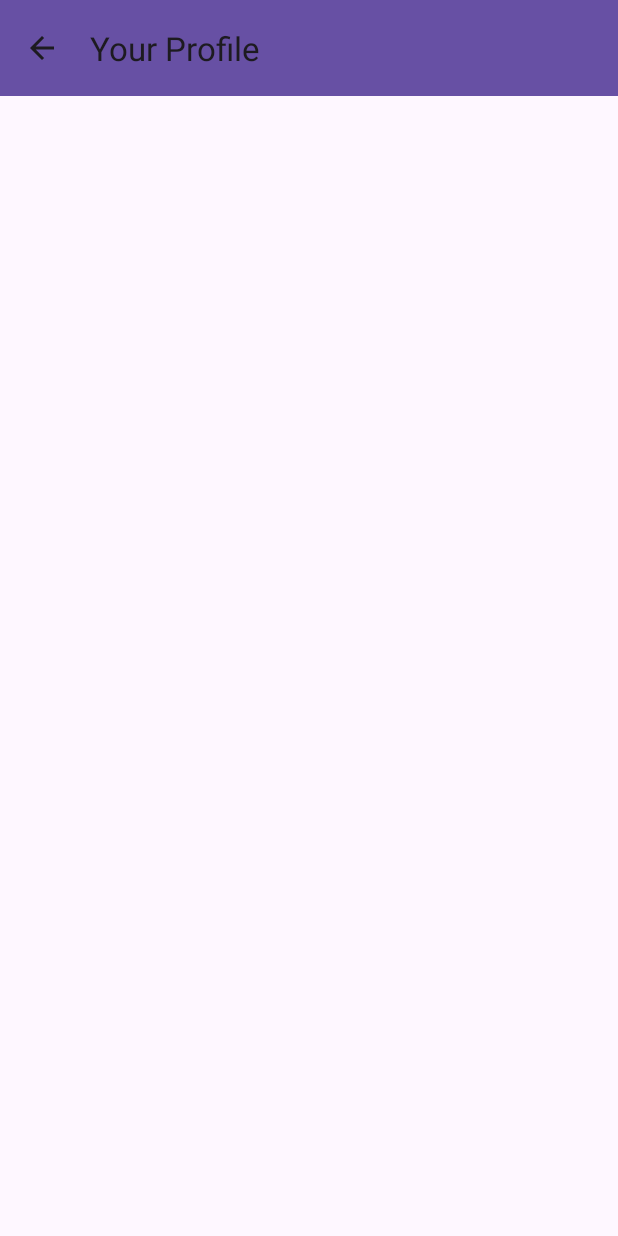
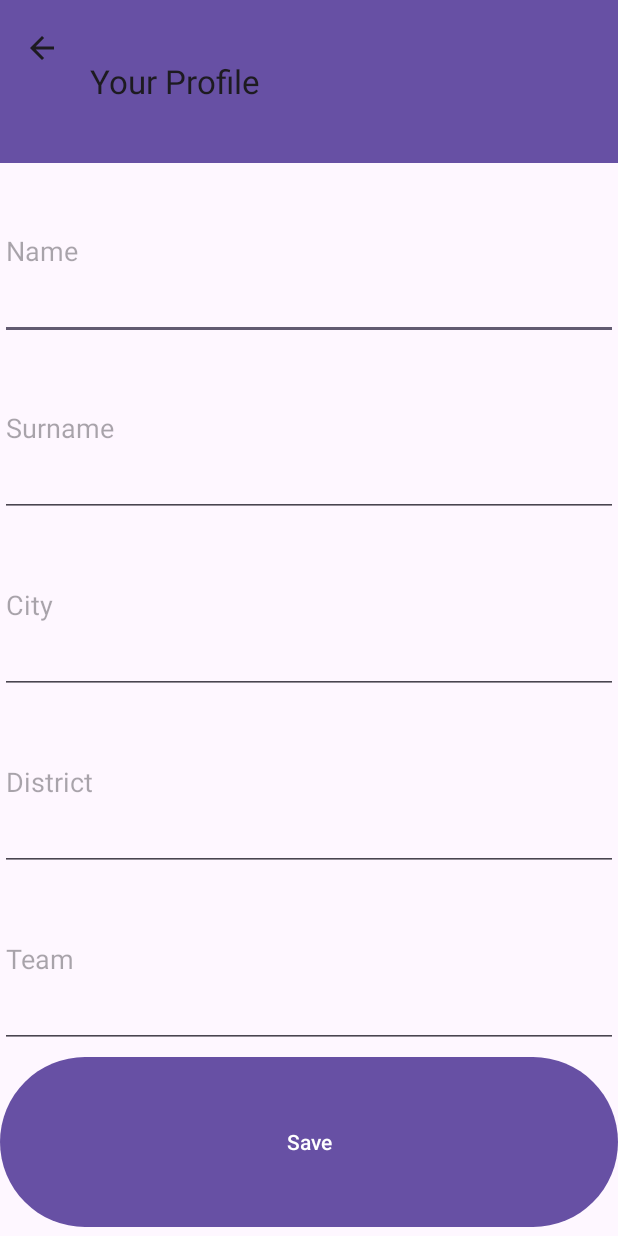
Before and after one commit to Baturalp52/mobile-bet-game, an Android app: the ProfileActivity screen opened directly, with no data from a screen before it, on a phone screen of 412 x 824 dp. Run offline under Robolectric (Android 15) with nearby library versions, the phone set to English and light mode, and no system bars; 3 statements that could not run were skipped.

Commit message:
Profile Page (#3)
* Profile Page

* profile page updates

---------

Co-authored-by: Baturalp Sönmez <baturalpsonmez2002@gmail.com>

```diff
--- a/app/src/main/java/com/termproject/FixturesRecyclerViewAdapter.kt
+++ b/app/src/main/java/com/termproject/FixturesRecyclerViewAdapter.kt
@@ -54,7 +54,7 @@ class FixturesRecyclerViewAdapter(
     }
 
     override fun getItemCount(): Int {
-        Log.d("SIZE", FixturesSys.fixtures.size.toString())
+
         return FixturesSys.fixtures.size
     }
 
--- a/app/src/main/java/com/termproject/FixturesSys.kt
+++ b/app/src/main/java/com/termproject/FixturesSys.kt
@@ -35,10 +35,10 @@ object FixturesSys {
                 call: Call<FixtureResponse>,
                 response: Response<FixtureResponse>
             ) {
-                Log.d("FETCH", "FETCHING")
+
                 if (response.isSuccessful) {
                     fixtures = ArrayList(response.body()?.response)
-                    Log.d("FETCH", fixtures.toString())
+
                     adapter.notifyDataSetChanged()
 
                 }
--- a/app/src/main/java/com/termproject/ProfileActivity.kt
+++ b/app/src/main/java/com/termproject/ProfileActivity.kt
@@ -1,20 +1,85 @@
 package com.termproject
 
 import android.R
+import android.content.Context
 import android.os.Bundle
+import android.util.AttributeSet
+import android.util.Log
 import android.view.MenuItem
+import android.view.View
 import androidx.appcompat.app.AppCompatActivity
+import androidx.lifecycle.ViewModelProvider
 import com.termproject.databinding.ActivityProfileBinding
+import com.termproject.db.user.User
+import com.termproject.db.user.UserViewModel
+import kotlinx.coroutines.CoroutineScope
+import kotlinx.coroutines.Dispatchers
+import kotlinx.coroutines.launch
 
 
 class ProfileActivity : AppCompatActivity() {
-    lateinit var binding: ActivityProfileBinding
+    private lateinit var binding: ActivityProfileBinding
+
+    private lateinit var userViewModel: UserViewModel
+
+
+    override fun onCreateView(name: String, context: Context, attrs: AttributeSet): View? {
+        CoroutineScope(Dispatchers.Main).launch {
+            val existingUser = userViewModel.getUser()
+
+            if (existingUser != null) {
+                binding.etName.setText(existingUser.name)
+                binding.etSurname.setText(existingUser.surname)
+                binding.etCity.setText(existingUser.city)
+                binding.etTeam.setText(existingUser.team)
+                binding.etDistrict.setText(existingUser.district)
+            }
+
+        }
+
+        return super.onCreateView(name, context, attrs)
+    }
+
     override fun onCreate(savedInstanceState: Bundle?) {
         super.onCreate(savedInstanceState)
 
 
         binding = ActivityProfileBinding.inflate(layoutInflater)
 
+        userViewModel = ViewModelProvider(this)?.get(UserViewModel::class.java)!!
+
+        binding.profileBtn.setOnClickListener {
+            val name: String = binding.etName.text.toString()
+            val surname: String = binding.etSurname.text.toString()
+            val city: String = binding.etCity.text.toString()
+            val district: String = binding.etDistrict.text.toString()
+            val team: String = binding.etTeam.text.toString()
+            CoroutineScope(Dispatchers.Main).launch {
+                val existingUser = userViewModel.getUser()
+
+                if (existingUser == null) {
+                    val user = User(
+                        name = name,
+                        surname = surname,
+                        city = city,
+                        district = district,
+                        team = team
+                    )
+                    user.credit = 1000
+                    userViewModel.createNewUser(user)
+                } else {
+                    existingUser.team = team
+                    existingUser.name = name
+                    existingUser.surname = surname
+                    existingUser.district = district
+                    existingUser.city = city
+                    userViewModel.updateUser(existingUser)
+                }
+
+            }
+
+
+        }
 
         setSupportActionBar(binding.toolbar)
         supportActionBar?.setDisplayHomeAsUpEnabled(true)
@@ -22,10 +87,7 @@ class ProfileActivity : AppCompatActivity() {
 
 
         setContentView(binding.root)
-
-
     }
-
 
     override fun onOptionsItemSelected(item: MenuItem): Boolean {
         // handle arrow click here
--- a/app/src/main/res/layout/activity_profile.xml
+++ b/app/src/main/res/layout/activity_profile.xml
@@ -2,17 +2,73 @@
 <LinearLayout xmlns:android="http://schemas.android.com/apk/res/android"
     xmlns:app="http://schemas.android.com/apk/res-auto"
     xmlns:tools="http://schemas.android.com/tools"
+    android:id="@+id/et"
     android:layout_width="match_parent"
     android:layout_height="match_parent"
+    android:orientation="vertical"
     tools:context=".ProfileActivity">
 
     <androidx.appcompat.widget.Toolbar
         android:id="@+id/toolbar"
         android:layout_width="match_parent"
-        android:layout_height="wrap_content"
+        android:layout_height="36dp"
         android:layout_weight="1"
         android:background="?attr/colorPrimary"
         android:minHeight="?attr/actionBarSize"
         android:theme="?attr/actionBarTheme"
         app:title="@string/profile_page_title" />
+
+    <EditText
+        android:id="@+id/etName"
+        android:layout_width="match_parent"
+        android:layout_height="wrap_content"
+        android:layout_weight="1"
+        android:ems="10"
+        android:hint="Name"
+        android:inputType="text" />
+
+    <EditText
+        android:id="@+id/etSurname"
+        android:layout_width="match_parent"
+        android:layout_height="wrap_content"
+        android:layout_weight="1"
+        android:ems="10"
+        android:hint="Surname"
+        android:inputType="text" />
+
+    <EditText
+        android:id="@+id/etCity"
+        android:layout_width="match_parent"
+        android:layout_height="wrap_content"
+        android:layout_weight="1"
+        android:ems="10"
+        android:hint="City"
+        android:inputType="text" />
+
+    <EditText
+        android:id="@+id/etDistrict"
+        android:layout_width="match_parent"
+        android:layout_height="wrap_content"
+        android:layout_weight="1"
+        android:ems="10"
+        android:hint="District"
+        android:inputType="text" />
+
+    <EditText
+        android:id="@+id/etTeam"
+        android:layout_width="match_parent"
+        android:layout_height="wrap_content"
+        android:layout_weight="1"
+        android:ems="10"
+        android:hint="Team"
+        android:inputType="text" />
+
+    <Button
+        android:id="@+id/profileBtn"
+        android:layout_width="match_parent"
+        android:layout_height="wrap_content"
+        android:layout_marginVertical="2dp"
+        android:layout_weight="1"
+        android:text="Save" />
+
 </LinearLayout>
--- a/build.gradle.kts
+++ b/build.gradle.kts
@@ -1,4 +1,3 @@
-// Top-level build file where you can add configuration options common to all sub-projects/modules.
 plugins {
     id("com.android.application") version "8.2.0" apply false
     id("org.jetbrains.kotlin.android") version "1.9.10" apply false
```
Also changed, not shown: app/build.gradle.kts (+20 -0 lines), app/src/main/java/com/termproject/MainActivity.kt (+27 -0 lines), app/src/main/java/com/termproject/db/user/User.kt (added, +28 -0 lines), app/src/main/java/com/termproject/db/user/UserDAO.kt (added, +20 -0 lines), app/src/main/java/com/termproject/db/user/UserRepository.kt (added, +17 -0 lines), app/src/main/java/com/termproject/db/user/UserRoomDatabase.kt (added, +37 -0 lines).
